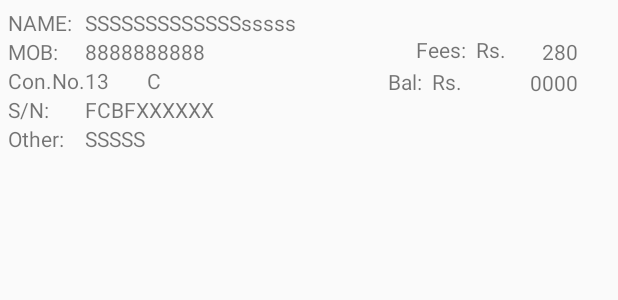
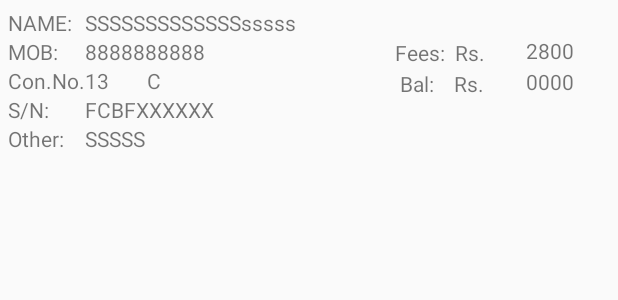
Before and after one commit to sumansaggu/MyCable, an Android app: the layout layout_list.xml on its own in the app's theme, with its tools: preview values and no code run, on a phone screen of 412 x 824 dp. Shown: the top 300 px of the screen. Run offline under Robolectric (Android 15) with nearby library versions, the phone set to English and light mode, and no system bars.

```diff
--- a/app/src/main/res/layout/layout_list.xml
+++ b/app/src/main/res/layout/layout_list.xml
@@ -19,7 +19,6 @@
         android:id="@+id/pName"
         android:layout_width="wrap_content"
         android:layout_height="wrap_content"
-
         android:layout_alignParentTop="true"
         android:layout_alignParentEnd="true"
         android:layout_alignParentRight="true"
@@ -72,15 +71,13 @@
 
 
         android:layout_below="@+id/textView5"
-        android:layout_alignStart="@+id/textView"
-        android:layout_alignLeft="@+id/textView"
-        android:layout_marginStart="253dp"
-        android:layout_marginLeft="253dp"
-
-        android:layout_marginTop="2dp"
-        android:text="Bal:  Rs."
-        tools:layout_editor_absoluteX="201dp"
-        tools:layout_editor_absoluteY="60dp" />
+        android:layout_alignParentEnd="true"
+        android:layout_alignParentRight="true"
+        android:layout_marginTop="1dp"
+        android:layout_marginEnd="84dp"
+        android:layout_marginRight="93dp"
+        android:text="Bal:    Rs."
+         />
 
     <TextView
         android:id="@+id/cBalance"
@@ -90,21 +87,24 @@
         android:layout_alignParentEnd="true"
         android:layout_alignParentRight="true"
         android:layout_marginTop="1dp"
-        android:layout_marginEnd="21dp"
-        android:layout_marginRight="21dp"
+        android:layout_marginEnd="24dp"
+        android:layout_marginRight="24dp"
         android:text="0000" />
 
     <TextView
         android:id="@+id/textView5"
         android:layout_width="wrap_content"
         android:layout_height="wrap_content"
-
+        android:layout_below="@+id/pName"
         android:layout_alignTop="@+id/textView2"
+        android:layout_alignParentTop="true"
         android:layout_alignParentEnd="true"
         android:layout_alignParentRight="true"
-        android:layout_marginTop="18dp"
-        android:layout_marginEnd="69dp"
-        android:layout_marginRight="69dp"
+
+
+        android:layout_marginTop="20dp"
+        android:layout_marginEnd="83dp"
+        android:layout_marginRight="83dp"
         android:text="Fees:  Rs." />
 
     <TextView
@@ -116,10 +116,10 @@
         android:layout_alignTop="@+id/textView5"
         android:layout_alignParentEnd="true"
         android:layout_alignParentRight="true"
-        android:layout_marginTop="1dp"
-        android:layout_marginEnd="21dp"
-        android:layout_marginRight="21dp"
-        android:text="280" />
+        android:layout_marginTop="-1dp"
+        android:layout_marginEnd="24dp"
+        android:layout_marginRight="24dp"
+        android:text="2800" />
 
     <TextView
         android:id="@+id/vc_mac"
```
